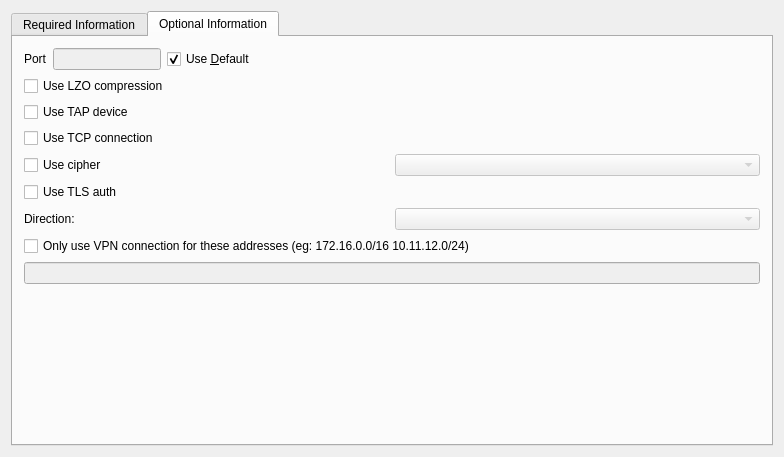
Above: vpnplugins/openvpn/openvpnprop.ui from KDE/networkmanagement before the change. Below: the same form after it.
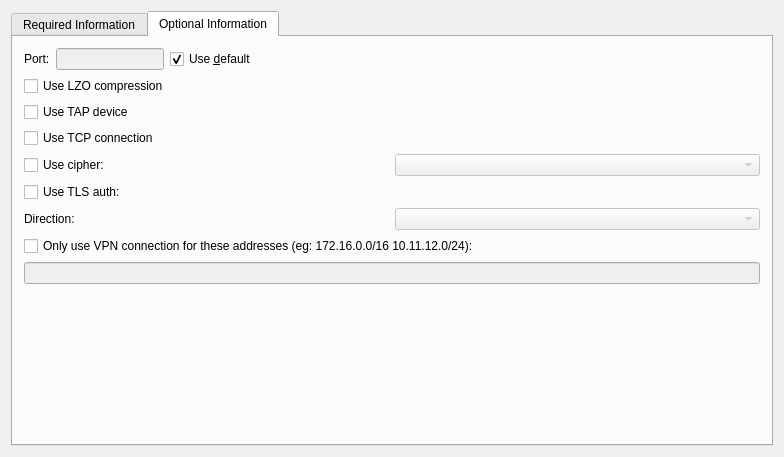
That is the form after the change. The open tabs and pages were chosen to show the change. Custom widgets are drawn as their Qt base class.

```diff
--- a/vpnplugins/openvpn/openvpnprop.ui
+++ b/vpnplugins/openvpn/openvpnprop.ui
@@ -422,7 +422,7 @@
          <item>
           <widget class="QLabel" name="label_3">
            <property name="text">
-            <string>Port</string>
+            <string>Port:</string>
            </property>
           </widget>
          </item>
@@ -448,7 +448,7 @@
             </sizepolicy>
            </property>
            <property name="text">
-            <string>Use &amp;Default</string>
+            <string>Use &amp;default</string>
            </property>
            <property name="checked">
             <bool>true</bool>
@@ -489,7 +489,7 @@
             </sizepolicy>
            </property>
            <property name="text">
-            <string>Use cipher</string>
+            <string>Use cipher:</string>
            </property>
           </widget>
          </item>
@@ -513,7 +513,7 @@
          <item>
           <widget class="QCheckBox" name="chkUseTLS">
            <property name="text">
-            <string>Use TLS auth</string>
+            <string>Use TLS auth:</string>
            </property>
           </widget>
          </item>
@@ -553,7 +553,7 @@
        <item>
         <widget class="QCheckBox" name="chkIPAdresses">
          <property name="text">
-          <string>Only use VPN connection for these addresses (eg: 172.16.0.0/16 10.11.12.0/24)</string>
+          <string>Only use VPN connection for these addresses (eg: 172.16.0.0/16 10.11.12.0/24):</string>
          </property>
         </widget>
        </item>
```
Left out of the diff: 2 changed lines with no effect on the pictures.
